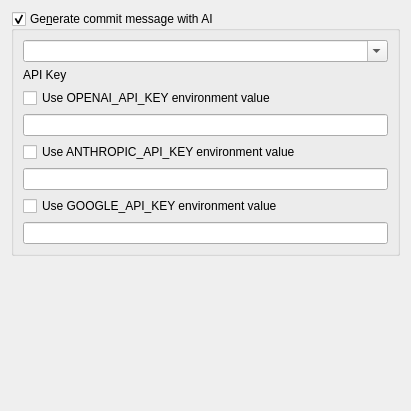
Old version of the form src/SettingAiForm.ui in the repository soramimi/Guitar.
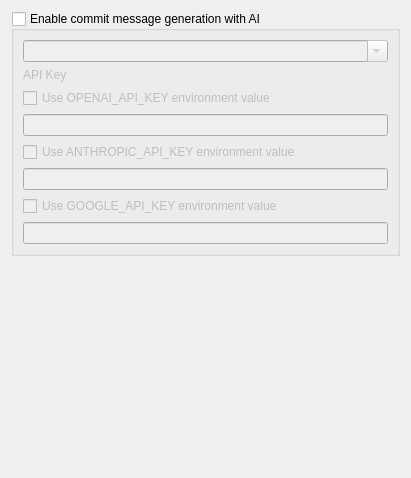
New version of the form.

Commit message: Add warning message for generating commit messages with AI

```diff
--- a/src/SettingAiForm.ui
+++ b/src/SettingAiForm.ui
@@ -7,7 +7,7 @@
     <x>0</x>
     <y>0</y>
     <width>411</width>
-    <height>411</height>
+    <height>478</height>
    </rect>
   </property>
   <property name="windowTitle">
@@ -17,11 +17,14 @@
    <item>
     <widget class="QGroupBox" name="groupBox_generate_commit_message_by_ai">
      <property name="title">
-      <string>Ge&amp;nerate commit message with AI</string>
+      <string>Enable commit message generation with AI</string>
      </property>
      <property name="checkable">
       <bool>true</bool>
      </property>
+     <property name="checked">
+      <bool>false</bool>
+     </property>
      <layout class="QVBoxLayout" name="verticalLayout">
       <item>
        <widget class="QComboBox" name="comboBox_ai_model">
@@ -72,9 +75,6 @@
    </item>
    <item>
     <spacer name="verticalSpacer">
-     <property name="orientation">
-      <enum>Qt::Orientation::Vertical</enum>
-     </property>
      <property name="sizeHint" stdset="0">
       <size>
        <width>20</width>
```
The commit also changes 2 other files.
